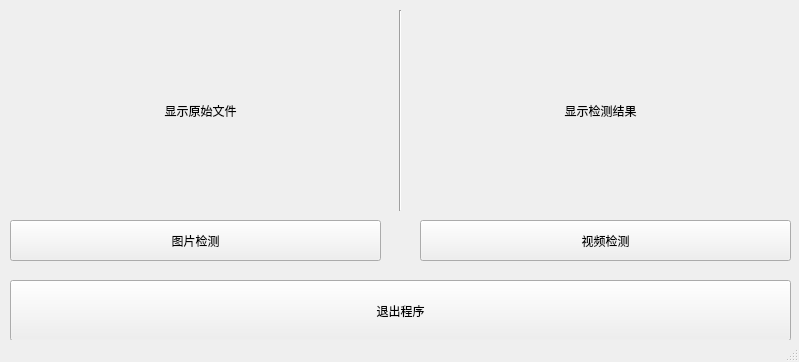
Before: the Qt Designer form main_window.ui in DiKaErJi/YOLOv5-PySide6_Hokage_Recognition, drawn with Qt 5.
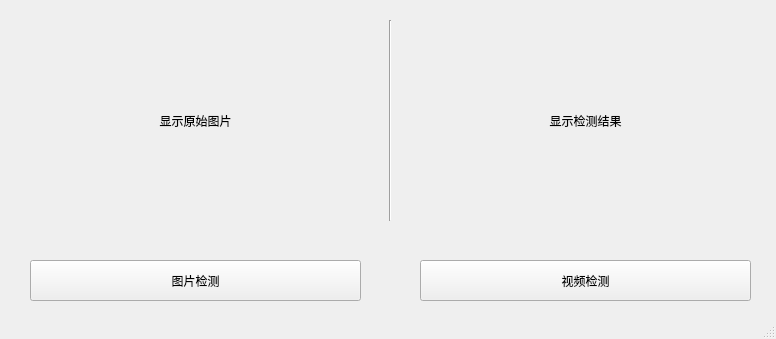
After: the same form once the commit is applied.

Diff of the .ui file:
```diff
--- a/main_window.ui
+++ b/main_window.ui
@@ -6,8 +6,8 @@
    <rect>
     <x>0</x>
     <y>0</y>
-    <width>799</width>
-    <height>362</height>
+    <width>776</width>
+    <height>339</height>
    </rect>
   </property>
   <property name="windowTitle">
@@ -17,14 +17,14 @@
    <widget class="QLabel" name="input">
     <property name="geometry">
      <rect>
-      <x>20</x>
-      <y>10</y>
-      <width>361</width>
+      <x>30</x>
+      <y>20</y>
+      <width>331</width>
       <height>201</height>
      </rect>
     </property>
     <property name="text">
-     <string>显示原始文件</string>
+     <string>显示原始图片</string>
     </property>
     <property name="scaledContents">
      <bool>true</bool>
@@ -37,8 +37,8 @@
     <property name="geometry">
      <rect>
       <x>420</x>
-      <y>10</y>
-      <width>361</width>
+      <y>20</y>
+      <width>331</width>
       <height>201</height>
      </rect>
     </property>
@@ -55,9 +55,9 @@
    <widget class="Line" name="line">
     <property name="geometry">
      <rect>
-      <x>390</x>
-      <y>10</y>
-      <width>20</width>
+      <x>360</x>
+      <y>20</y>
+      <width>61</width>
       <height>201</height>
      </rect>
     </property>
@@ -68,9 +68,9 @@
    <widget class="QPushButton" name="detect_image">
     <property name="geometry">
      <rect>
-      <x>10</x>
-      <y>220</y>
-      <width>371</width>
+      <x>30</x>
+      <y>260</y>
+      <width>331</width>
       <height>41</height>
      </rect>
     </property>
@@ -78,25 +78,12 @@
      <string>图片检测</string>
     </property>
    </widget>
-   <widget class="QPushButton" name="exit">
-    <property name="geometry">
-     <rect>
-      <x>10</x>
-      <y>280</y>
-      <width>781</width>
-      <height>61</height>
-     </rect>
-    </property>
-    <property name="text">
-     <string>退出程序</string>
-    </property>
-   </widget>
-   <widget class="QPushButton" name="detect_video">
+   <widget class="QPushButton" name="det_video">
     <property name="geometry">
      <rect>
       <x>420</x>
-      <y>220</y>
-      <width>371</width>
+      <y>260</y>
+      <width>331</width>
       <height>41</height>
      </rect>
     </property>
```
Left out of the diff: 2 changed lines with no effect on the pictures.
